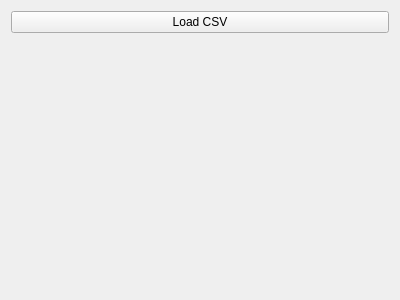
paulmthompson/WhiskerToolbox, file src/WhiskerToolbox/IO_Widgets/AnalogTimeSeries/Analog_Loader_Widget.ui: the form before one commit.
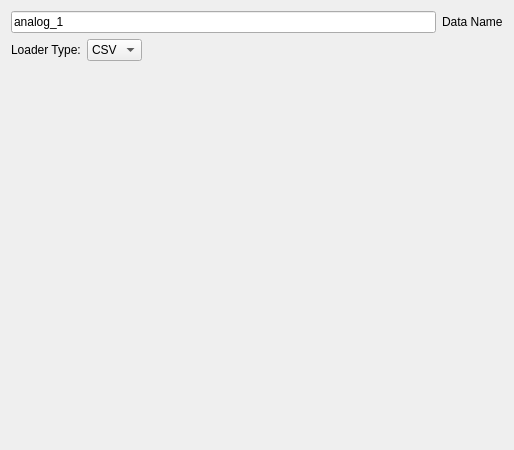
The form after the commit. Custom widgets are drawn as their Qt base class.

Commit message: add analog csv loader widget

```diff
--- a/src/WhiskerToolbox/IO_Widgets/AnalogTimeSeries/Analog_Loader_Widget.ui
+++ b/src/WhiskerToolbox/IO_Widgets/AnalogTimeSeries/Analog_Loader_Widget.ui
@@ -6,8 +6,8 @@
    <rect>
     <x>0</x>
     <y>0</y>
-    <width>400</width>
-    <height>300</height>
+    <width>514</width>
+    <height>450</height>
    </rect>
   </property>
   <property name="windowTitle">
@@ -15,10 +15,62 @@
   </property>
   <layout class="QVBoxLayout" name="verticalLayout">
    <item>
-    <widget class="QPushButton" name="load_from_csv">
-     <property name="text">
-      <string>Load CSV</string>
+    <layout class="QHBoxLayout" name="dataNameLayout">
+     <item>
+      <widget class="QLineEdit" name="data_name_text">
+       <property name="text">
+        <string>analog_1</string>
+       </property>
+      </widget>
+     </item>
+     <item>
+      <widget class="QLabel" name="label">
+       <property name="text">
+        <string>Data Name</string>
+       </property>
+      </widget>
+     </item>
+    </layout>
+   </item>
+   <item>
+    <layout class="QHBoxLayout" name="loaderTypeLayout">
+     <item>
+      <widget class="QLabel" name="label_loader_type">
+       <property name="text">
+        <string>Loader Type:</string>
+       </property>
+      </widget>
+     </item>
+     <item>
+      <widget class="QComboBox" name="loader_type_combo">
+       <item>
+        <property name="text">
+         <string>CSV</string>
+        </property>
+       </item>
+      </widget>
+     </item>
+     <item>
+      <spacer name="loaderTypeSpacer">
+       <property name="orientation">
+        <enum>Qt::Orientation::Horizontal</enum>
+       </property>
+       <property name="sizeHint" stdset="0">
+        <size>
+         <width>40</width>
+         <height>20</height>
+        </size>
+       </property>
+      </spacer>
+     </item>
+    </layout>
+   </item>
+   <item>
+    <widget class="QStackedWidget" name="stacked_loader_options">
+     <property name="currentIndex">
+      <number>0</number>
      </property>
+     <widget class="CSVAnalogLoader_Widget" name="csv_analog_loader_widget"/>
     </widget>
    </item>
    <item>
@@ -36,6 +88,14 @@
    </item>
   </layout>
  </widget>
+ <customwidgets>
+  <customwidget>
+   <class>CSVAnalogLoader_Widget</class>
+   <extends>QWidget</extends>
+   <header>IO_Widgets/AnalogTimeSeries/CSV/CSVAnalogLoader_Widget.hpp</header>
+   <container>1</container>
+  </customwidget>
+ </customwidgets>
  <resources/>
  <connections/>
 </ui>
```
Left out of the diff: 4 changed lines with no effect on the pictures. The commit also changes 8 other files.
